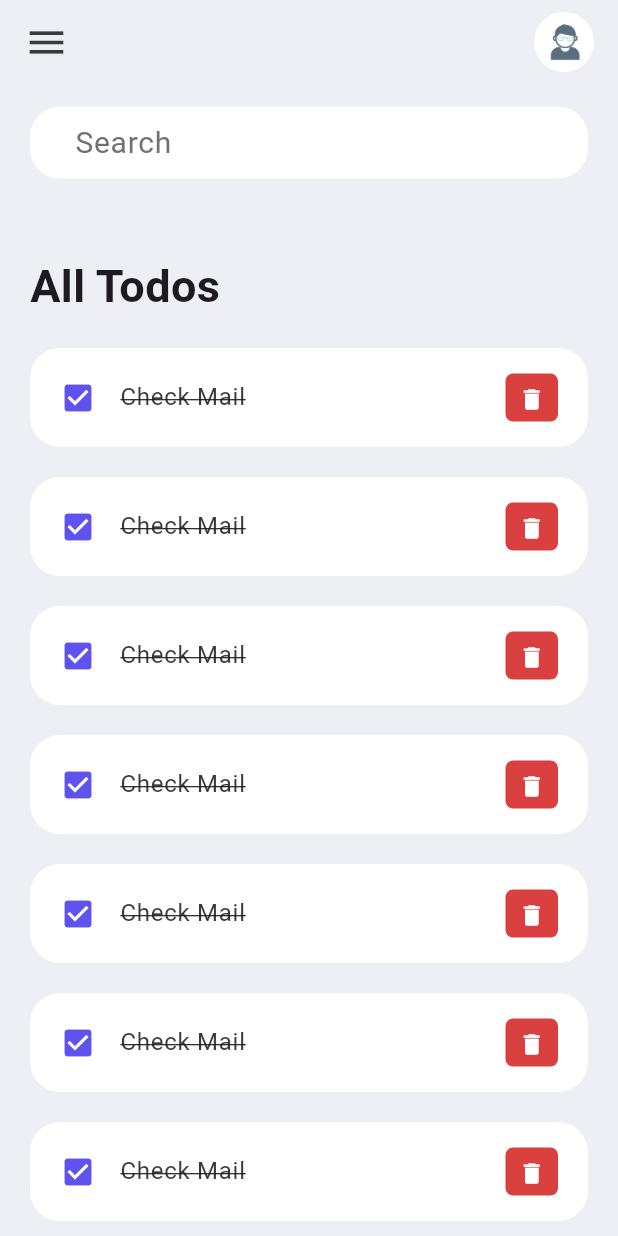
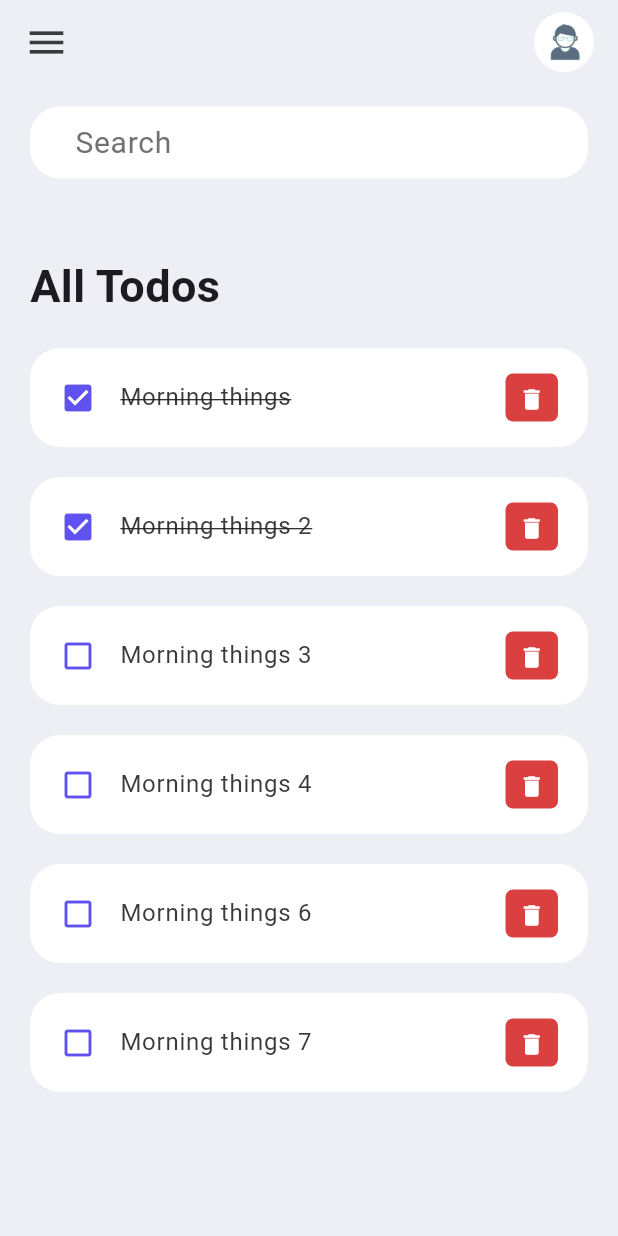
Before and after one commit to SohaibArbiBakcha/ToDo-list-Dart, a Flutter app: the screen it shows after launch, on a phone screen of 412 x 824 dp. Run offline on Flutter 3.47's test engine with Material 3 defaults, Android fonts, the light colour scheme and no system bars.

Commit message:
add some static todos and display it using for loop plus add class Todo and some comments to make the code lisibel

```diff
--- a/lib/main.dart
+++ b/lib/main.dart
@@ -1,6 +1,6 @@
 // ignore_for_file: prefer_const_constructors
 
-import 'package:firstporject/screens/home.dart';
+import 'package:firstporject/screens/home.dart'; // Import the home screen
 import 'package:flutter/material.dart';
 import 'package:flutter/services.dart';
 
@@ -9,13 +9,16 @@ void main() {
 }
 
 class MyApp extends StatelessWidget {
-  const MyApp({super.key});
+  const MyApp({super.key}); // Constructor for the MyApp widget
 
   @override
   Widget build(BuildContext context) {
+    // Set system UI overlay style to have a transparent status bar
     SystemChrome.setSystemUIOverlayStyle(
         SystemUiOverlayStyle(statusBarColor: Colors.transparent));
     return MaterialApp(
-        debugShowCheckedModeBanner: false, title: "TODO list", home: Home());
+        debugShowCheckedModeBanner: false, // Disable debug banner
+        title: "TODO list", // Set the title of the app
+        home: Home()); // Set the home screen to be the Home widget
   }
 }
--- /dev/null
+++ b/lib/model/todo.dart
@@ -0,0 +1,35 @@
+class ToDo {
+  String? id; // Unique identifier for the todo
+  String? todoText; // Text content of the todo
+  bool isDone; // Flag indicating whether the todo is completed or not
+
+  ToDo(
+      {required this.id,
+      required this.todoText,
+      this.isDone = false}); // Constructor for the ToDo class
+
+  // ignore: empty_constructor_bodies
+  static List<ToDo> todoList() => [
+        // List of sample todos
+        ToDo(
+            id: '01',
+            todoText: 'Morning things',
+            isDone: true), // Sample todo with id, text, and marked as done
+        ToDo(
+            id: '02',
+            todoText: 'Morning things 2',
+            isDone: true), // Sample todo with id, text, and marked as done
+        ToDo(
+            id: '03',
+            todoText: 'Morning things 3'), // Sample todo with id and text
+        ToDo(
+            id: '04',
+            todoText: 'Morning things 4'), // Sample todo with id and text
+        ToDo(
+            id: '06',
+            todoText: 'Morning things 6'), // Sample todo with id and text
+        ToDo(
+            id: '07',
+            todoText: 'Morning things 7'), // Sample todo with id and text
+      ];
+}
--- a/lib/screens/home.dart
+++ b/lib/screens/home.dart
@@ -1,22 +1,26 @@
-// ignore_for_file: prefer_const_constructors
+// ignore_for_file: prefer_const_constructors // Ignore the lint rule for preferring const constructors, prefer_const_constructors
 
-import '../constants/colors.dart';
-import '../widgets/todoItem.dart';
+import '../model/todo.dart'; // Import the todo model
+import '../constants/colors.dart'; // Import color constants
+import '../widgets/todoItem.dart'; // Import the todo item widget
 import 'package:flutter/material.dart';
 
 class Home extends StatelessWidget {
-  const Home({super.key});
+  Home({super.key}); // Constructor for the Home widget
+
+  List<ToDo> todosList = ToDo.todoList(); // List to store todo items
 
   @override
   Widget build(BuildContext context) {
     return Scaffold(
-      backgroundColor: tbBGColor,
-      appBar: buildAppBar(),
+      backgroundColor: tbBGColor, // Set the background color of the scaffold
+      appBar:
+          buildAppBar(), // Call the buildAppBar method to create the app bar
       body: Container(
         padding: EdgeInsets.symmetric(horizontal: 20, vertical: 15),
         child: Column(
           children: [
-            searchBox(),
+            searchBox(), // Call the searchBox method to create the search box
             Expanded(
               child: ListView(
                 children: [
@@ -28,16 +32,8 @@ class Home extends StatelessWidget {
                           TextStyle(fontSize: 30, fontWeight: FontWeight.w600),
                     ),
                   ),
-                  TodoItem(),
-                  TodoItem(),
-                  TodoItem(),
-                  TodoItem(),
-                  TodoItem(),
-                  TodoItem(),
-                  TodoItem(),
-                  TodoItem(),
-                  TodoItem(),
-                  TodoItem(),
+                  // Display each todo item using TodoItem widget
+                  for (ToDo todoo in todosList) TodoItem(todo: todoo),
                 ],
               ),
             ),
@@ -47,6 +43,7 @@ class Home extends StatelessWidget {
     );
   }
 
+  // Method to create the search box widget
   Widget searchBox() {
     return Container(
       padding: EdgeInsets.symmetric(horizontal: 15),
@@ -69,6 +66,7 @@ class Home extends StatelessWidget {
     );
   }
 
+  // Method to create the app bar widget
   AppBar buildAppBar() {
     return AppBar(
       elevation: 0,
--- a/lib/widgets/todoItem.dart
+++ b/lib/widgets/todoItem.dart
@@ -1,30 +1,39 @@
-// ignore_for_file: prefer_const_constructors
+// ignore_for_file: prefer_const_constructors // Ignore the lint rule for preferring const constructors, prefer_const_constructors
 
-import '../constants/colors.dart';
+import '../model/todo.dart'; // Import the todo model
+import '../constants/colors.dart'; // Import color constants
 import 'package:flutter/material.dart';
 
 class TodoItem extends StatelessWidget {
-  const TodoItem({super.key});
+  final ToDo todo; // Define a todo object
+
+  const TodoItem({Key? key, required this.todo})
+      : super(key: key); // Constructor for the TodoItem widget
 
   @override
   Widget build(BuildContext context) {
     return Container(
         margin: EdgeInsets.only(bottom: 20),
         child: ListTile(
-          onTap: () {},
+          onTap: () {}, // Placeholder function for handling todo item tap
           shape:
               RoundedRectangleBorder(borderRadius: BorderRadius.circular(20)),
-          tileColor: Colors.white,
+          tileColor: Colors.white, // Set the background color of the tile
           leading: Icon(
-            Icons.check_box,
-            color: tdBlue,
+            todo.isDone
+                ? Icons.check_box
+                : Icons
+                    .check_box_outline_blank, // Display a check box icon based on whether the todo is done or not
+            color: tdBlue, // Set the color of the icon
           ),
           title: Text(
-            'Check Mail',
+            todo.todoText!, // Display the text of the todo
             style: TextStyle(
                 fontSize: 16,
                 color: tbBlack,
-                decoration: TextDecoration.lineThrough),
+                decoration: todo.isDone
+                    ? TextDecoration.lineThrough
+                    : null), // Apply a line-through decoration if the todo is done
           ),
           contentPadding: EdgeInsets.symmetric(horizontal: 20, vertical: 5),
           trailing: Container(
@@ -33,12 +42,15 @@ class TodoItem extends StatelessWidget {
             height: 35,
             width: 35,
             decoration: BoxDecoration(
-                color: tdRed, borderRadius: BorderRadius.circular(5)),
+                color: tdRed,
+                borderRadius: BorderRadius.circular(
+                    5)), // Define styling for the delete button container
             child: IconButton(
-              icon: Icon(Icons.delete),
-              color: Colors.white,
+              icon: Icon(Icons.delete), // Display a delete icon
+              color: Colors.white, // Set the color of the icon
               iconSize: 18,
-              onPressed: () {},
+              onPressed:
+                  () {}, // Placeholder function for handling delete button press
             ),
           ),
         ));
```
